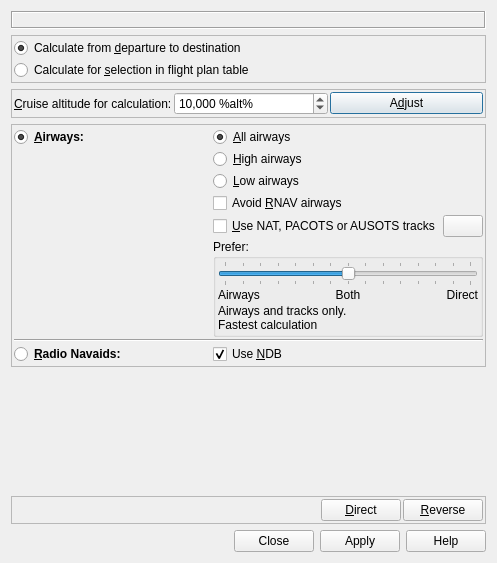
Before: the Qt Designer form src/route/routecalcdialog.ui in albar965/littlenavmap, drawn with Qt 5.
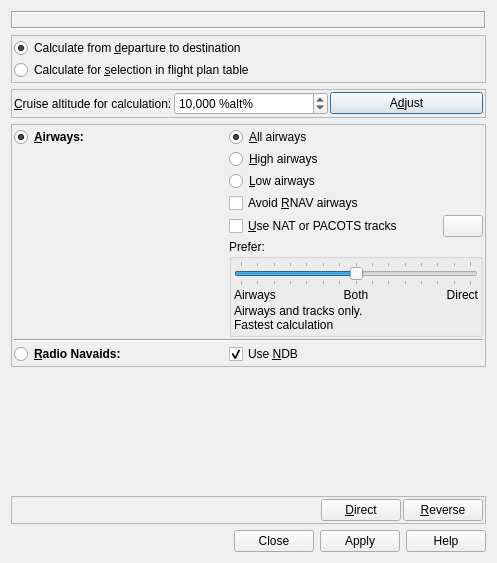
After: the same form once the commit is applied. Icons and pictures are not drawn.

Commit message:
Removed AUSOTS track system
Discontinued. Now uses preferred routes.

The edit to the form file:
```diff
--- a/src/route/routecalcdialog.ui
+++ b/src/route/routecalcdialog.ui
@@ -361,7 +361,7 @@
          <string>Use downloaded NAT, PACOTS or AUSOTS tracks.</string>
         </property>
         <property name="text">
-         <string>&amp;Use NAT, PACOTS or AUSOTS tracks</string>
+         <string>&amp;Use NAT or PACOTS tracks</string>
         </property>
        </widget>
       </item>
```
Left out of the diff: 8 changed lines with no effect on the pictures. The commit also changes 20 other files.
